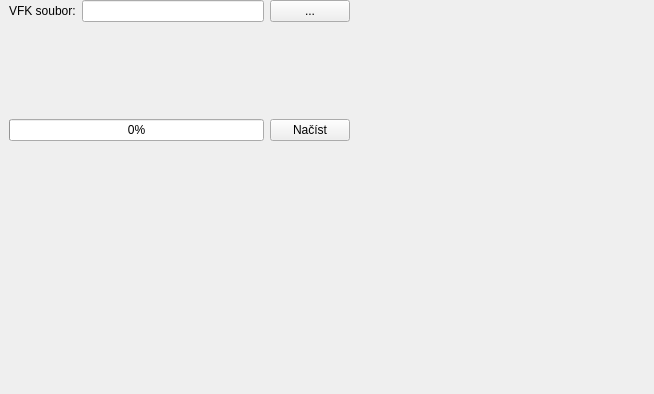
ctu-geoforall-lab-projects/dp-svoboda-2017, file pu_plugin_dockwidget_base.ui: the form before one commit.
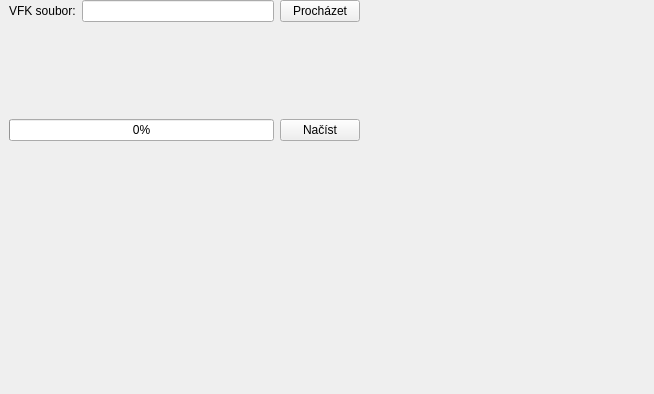
The form after the commit.

Commit message: Add Development Log Message Tab

```diff
--- a/pu_plugin_dockwidget_base.ui
+++ b/pu_plugin_dockwidget_base.ui
@@ -19,7 +19,7 @@
      <rect>
       <x>9</x>
       <y>0</y>
-      <width>341</width>
+      <width>351</width>
       <height>141</height>
      </rect>
     </property>
@@ -39,7 +39,7 @@
        <item>
         <widget class="QPushButton" name="vfkFileBrowseButton">
          <property name="text">
-          <string>...</string>
+          <string>Procházet</string>
          </property>
         </widget>
        </item>
```
The commit also changes 4 other files.
